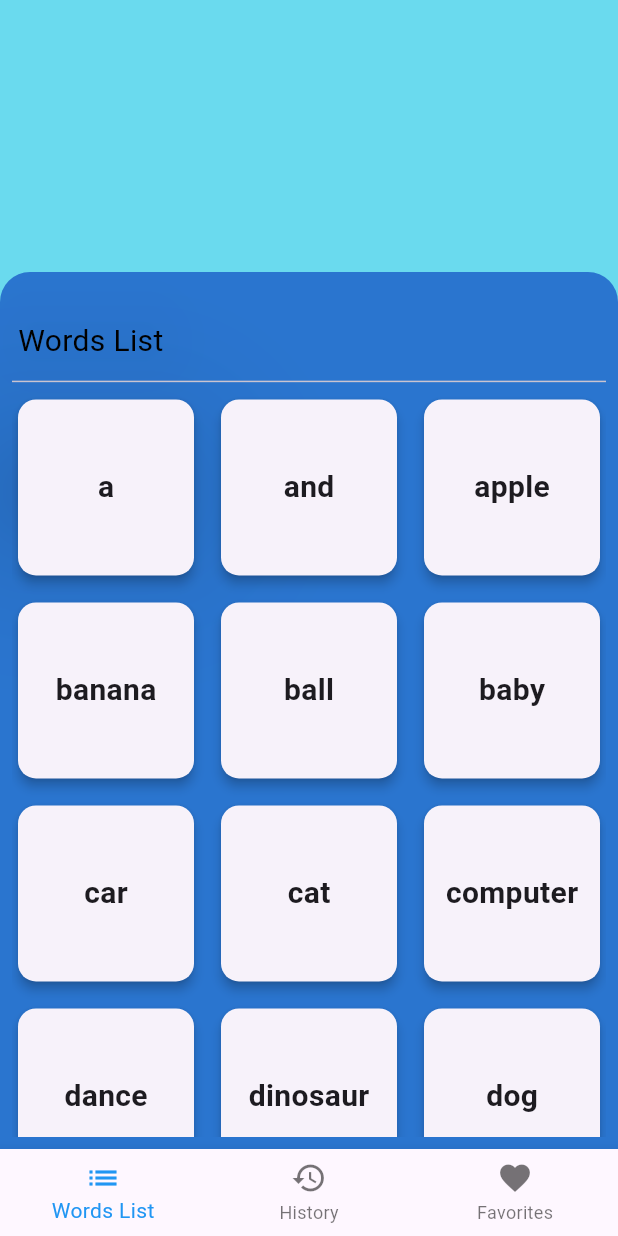
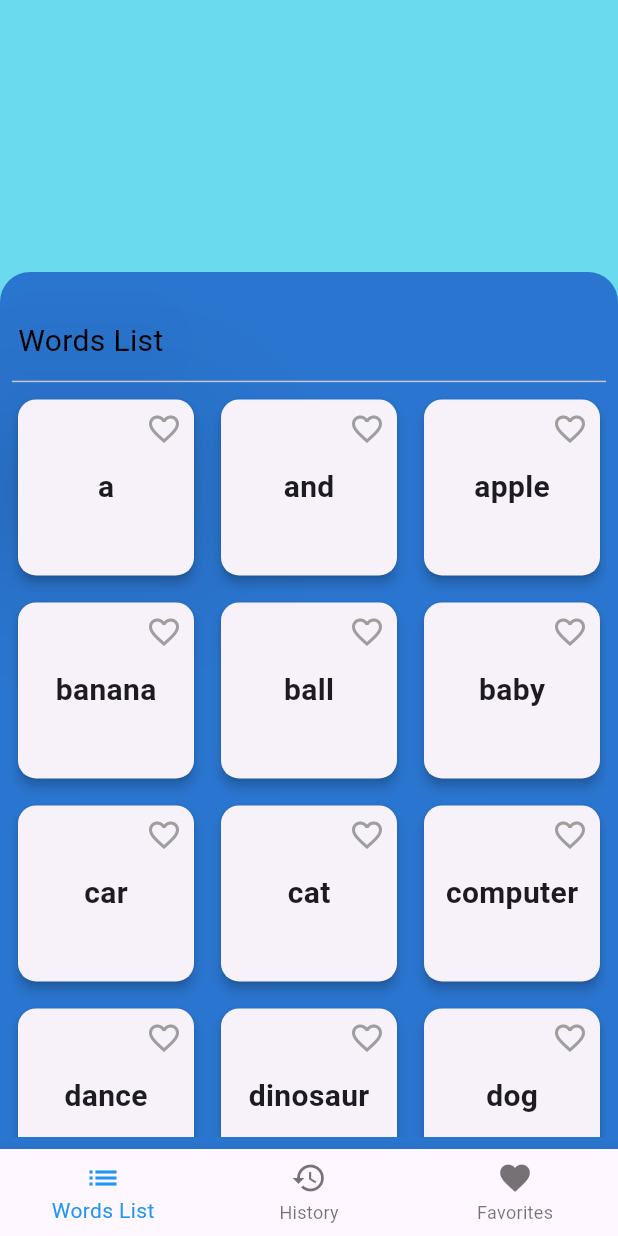
Before and after one commit to absjuniordev/Free-Dictionary, a Flutter app: the screen it shows after launch, on a phone screen of 412 x 824 dp. Run offline on Flutter 3.47's test engine with Material 3 defaults, Android fonts, the phone set to English and light mode, and no system bars; our stand-ins replace auto_size_text, dio, get_it, just_audio.

Commit message:
Implementando hisotrio e favoritos

```diff
--- a/lib/app/provider/dictionary_provider.dart
+++ b/lib/app/provider/dictionary_provider.dart
@@ -4,8 +4,11 @@ import 'package:free_dicionary/app/services/api_service.dart';
 
 class DictionaryProvider extends ChangeNotifier {
   final _apiService = ApiService();
+  final List<String> _favoriteItems = [];
+  int _activeIndex = 0;
 
-  int _activeIndex = 0;
+  List<String> get favoriteItems => _favoriteItems;
+
   int get activeIndex => _activeIndex;
 
   DictionaryModel? _word;
@@ -26,4 +29,13 @@ class DictionaryProvider extends ChangeNotifier {
     _activeIndex = index;
     notifyListeners();
   }
+
+  onFavoriteToggle(String key) {
+    if (_favoriteItems.contains(key)) {
+      _favoriteItems.remove(key);
+    } else {
+      _favoriteItems.add(key);
+    }
+    notifyListeners();
+  }
 }
--- a/lib/app/widgets/custom_gridview_widget.dart
+++ b/lib/app/widgets/custom_gridview_widget.dart
@@ -3,8 +3,16 @@ import 'package:flutter/material.dart';
 class CustomGridView extends StatelessWidget {
   final List<String> items;
   final Function(String) onTap;
+  final Function(String) onFavoriteToggle;
+  final List<String> favoriteItems;
 
-  const CustomGridView({super.key, required this.items, required this.onTap});
+  const CustomGridView({
+    super.key,
+    required this.items,
+    required this.onTap,
+    required this.onFavoriteToggle,
+    required this.favoriteItems,
+  });
 
   @override
   Widget build(BuildContext context) {
@@ -18,11 +26,18 @@ class CustomGridView extends StatelessWidget {
         ),
         itemBuilder: (context, index) {
           String key = items[index];
+          bool isFavorite = favoriteItems.contains(key);
           return InkWell(
             onTap: () => onTap(key),
-            child: Card(
+            child: items.isEmpty
+                ? const Center(
+                    child: Text("Empty"),
+                  )
+                : Card(
                     elevation: 3,
-              child: Center(
+                    child: Stack(
+                      children: [
+                        Center(
                           child: Text(
                             key,
                             style: const TextStyle(
@@ -31,6 +46,21 @@ class CustomGridView extends StatelessWidget {
                             ),
                           ),
                         ),
+                        Positioned(
+                          top: 8,
+                          right: 8,
+                          child: GestureDetector(
+                            onTap: () => onFavoriteToggle(key),
+                            child: Icon(
+                              isFavorite
+                                  ? Icons.favorite
+                                  : Icons.favorite_border,
+                              color: isFavorite ? Colors.red : Colors.grey,
+                            ),
+                          ),
+                        )
+                      ],
+                    ),
                   ),
           );
         },
--- a/lib/app/widgets/words_view_widget.dart
+++ b/lib/app/widgets/words_view_widget.dart
@@ -56,6 +56,8 @@ class _WordsViewWidgetState extends State<WordsViewWidget> {
             const Divider(),
             injectorStore.activeIndex == 0
                 ? CustomGridView(
+                    favoriteItems: injectorStore.favoriteItems,
+                    onFavoriteToggle: injectorStore.onFavoriteToggle,
                     items: _wordsAssets.keys.toList(),
                     onTap: (key) {
                       _historyWord.insert(0, key);
@@ -71,6 +73,8 @@ class _WordsViewWidgetState extends State<WordsViewWidget> {
                   )
                 : injectorStore.activeIndex == 1
                     ? CustomGridView(
+                        favoriteItems: injectorStore.favoriteItems,
+                        onFavoriteToggle: injectorStore.onFavoriteToggle,
                         items: _historyWord,
                         onTap: (key) {
                           Navigator.push(
@@ -83,7 +87,21 @@ class _WordsViewWidgetState extends State<WordsViewWidget> {
                           );
                         },
                       )
-                    : const Center(child: Text("Favorites")),
+                    : CustomGridView(
+                        favoriteItems: injectorStore.favoriteItems,
+                        onFavoriteToggle: injectorStore.onFavoriteToggle,
+                        items: injectorStore.favoriteItems,
+                        onTap: (key) {
+                          Navigator.push(
+                            context,
+                            MaterialPageRoute(
+                              builder: (context) => SelectedWordView(
+                                selectedWord: key,
+                              ),
+                            ),
+                          );
+                        },
+                      )
           ],
         ),
       ),
```
Lines whose indentation alone changed are shown as unchanged.
